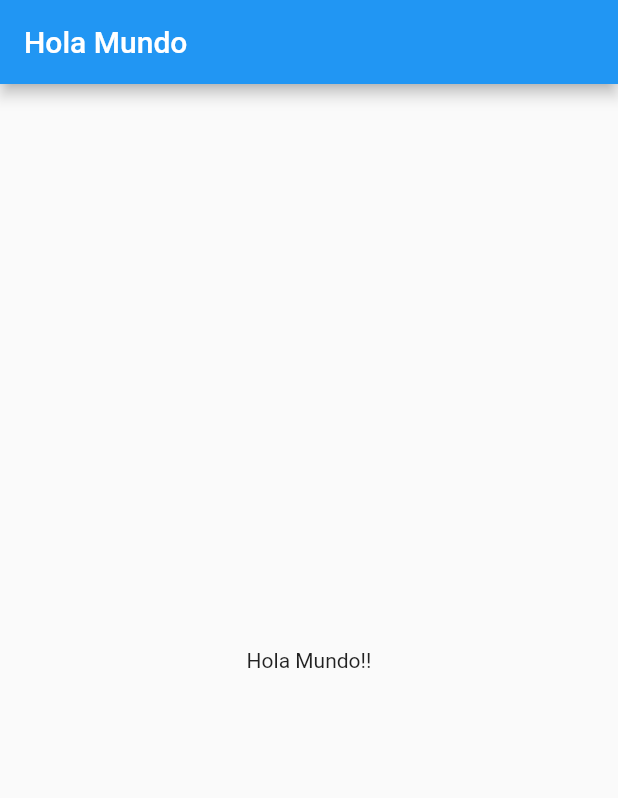
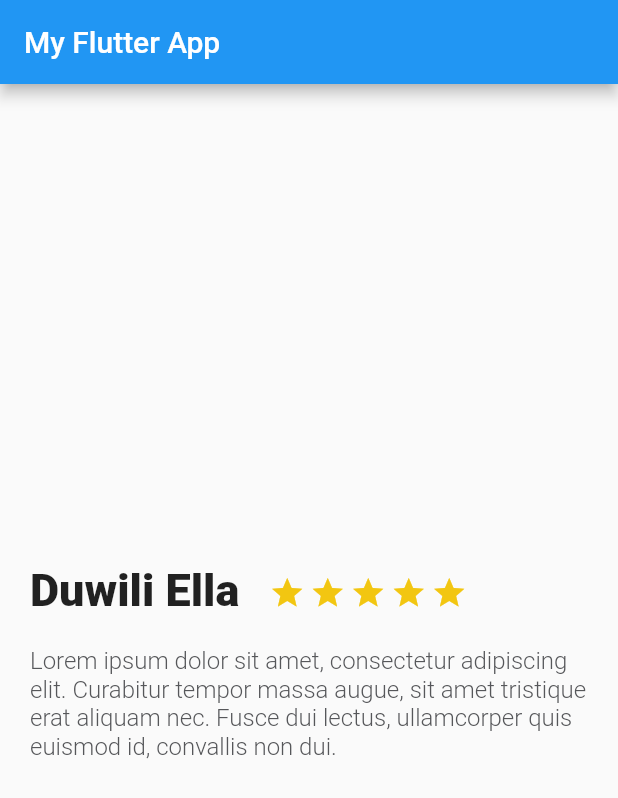
Before and after one commit to ericgomez/platzi_trips_app_complete, a Flutter app: the screen it shows after launch, on a phone screen of 412 x 824 dp. Shown: the top 798 px of the screen. Run offline on Flutter 3.47's test engine with Material 2 defaults, Android fonts, the phone set to English and light mode, and no system bars.

Commit message:
Recording description

```diff
--- /dev/null
+++ b/lib/description_place.dart
@@ -0,0 +1,77 @@
+import 'package:flutter/material.dart';
+
+class DescriptionPlace extends StatelessWidget {
+  @override
+  Widget build(BuildContext context) {
+    // TODO: implement build
+
+    final star = Container(
+      margin: EdgeInsets.only(
+        top: 323.0,
+        right: 3.0
+      ),
+
+      child: Icon(
+        Icons.star,
+        color: Color(0xFFF2C611),
+      ),
+    );
+
+    final title_stars = Row(
+      children: [
+        Container(
+          margin: EdgeInsets.only(
+            top: 320.0,
+            left: 20.0,
+            right: 20.0,
+          ),
+
+          child: Text(
+            "Duwili Ella",
+            style: TextStyle(
+                fontSize: 30.0,
+                fontWeight: FontWeight.w900
+            ),
+            textAlign: TextAlign.left,
+
+          ),
+        ),
+
+        Row(
+          children: [
+            star,
+            star,
+            star,
+            star,
+            star
+          ],
+        )
+      ],
+    );
+
+    final description = Container(
+      margin: EdgeInsets.only(
+          top: 20.0,
+          right: 20.0,
+          left: 20.0
+      ),
+
+      child: Text(
+        "Lorem ipsum dolor sit amet, consectetur adipiscing elit. Curabitur tempor massa augue, sit amet tristique erat aliquam nec. Fusce dui lectus, ullamcorper quis euismod id, convallis non dui.",
+      style: TextStyle(
+        fontSize: 16.0,
+        fontWeight: FontWeight.w300,
+        color: Color(0xFF56575a)
+      ),
+      ),
+    );
+
+    return Column(
+      children: [
+        title_stars,
+        description
+      ],
+    );
+  }
+
+}
--- a/lib/main.dart
+++ b/lib/main.dart
@@ -1,4 +1,5 @@
 import 'package:flutter/material.dart';
+import 'description_place.dart';
 
 void main() {
   runApp(MyApp());
@@ -9,7 +10,7 @@ class MyApp extends StatelessWidget {
   @override
   Widget build(BuildContext context) {
     return MaterialApp(
-      title: 'Flutter Demo',
+      title: 'Flutter App',
       theme: ThemeData(
 
         primarySwatch: Colors.blue,
@@ -18,13 +19,11 @@ class MyApp extends StatelessWidget {
       ),
       home: Scaffold(
         appBar: AppBar(
-          title: Text("Hola Mundo"),
+          title: Text("My Flutter App"),
         ),
-        body: Center(
-          child: Text("Hola Mundo!!"),
-        ),
-      )//MyHomePage(title: 'Flutter Demo Home Page'),
-    );
+        body: new DescriptionPlace(),
+        )
+      );//MyHomePage(title: 'Flutter Demo Home Page'),
   }
 }
 
--- a/pubspec.yaml
+++ b/pubspec.yaml
@@ -45,8 +45,8 @@ flutter:
   uses-material-design: true
 
   # To add assets to your application, add an assets section, like this:
-  # assets:
-  #   - images/a_dot_burr.jpeg
+  assets:
+      - assets/
   #   - images/a_dot_ham.jpeg
 
   # An image asset can refer to one or more resolution-specific "variants", see
```
Also changed, not shown: assets/goku.jpg (added), assets/space.jpg (added).
